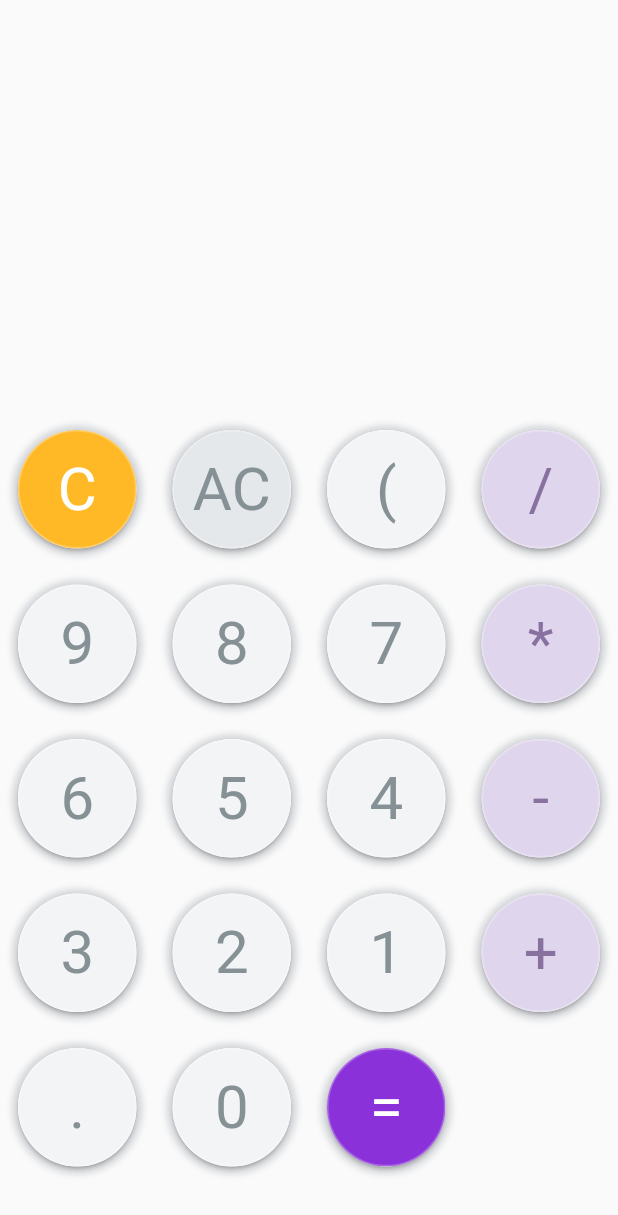
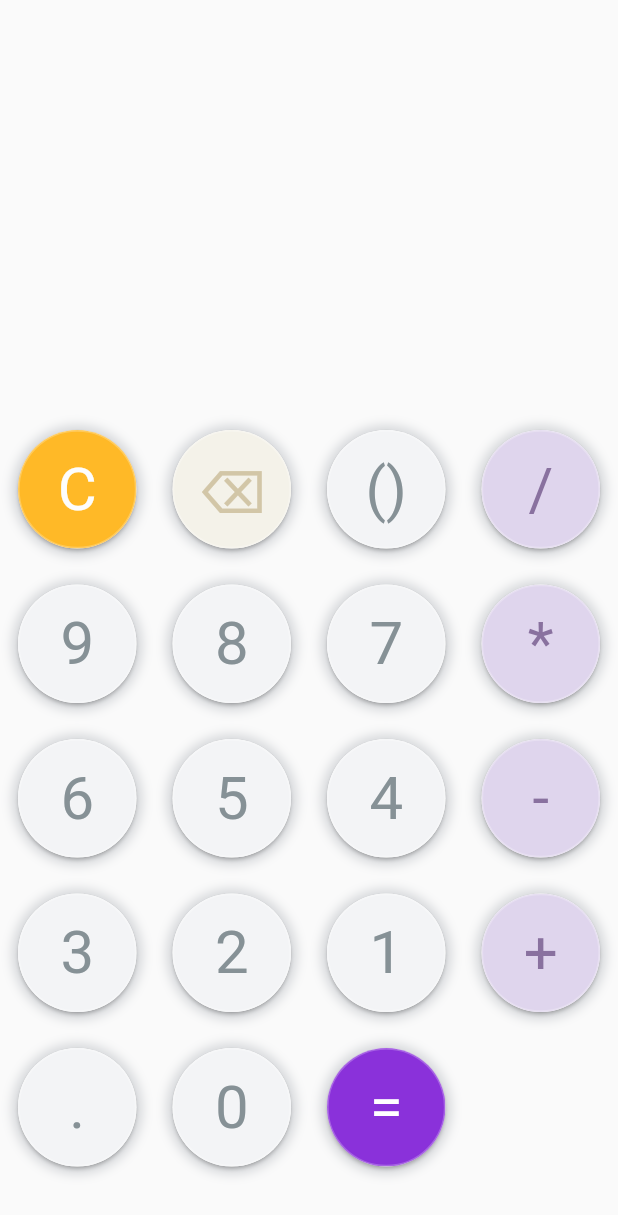
Before and after one commit to VivekTigerDev/Calculator, a Flutter app: the screen it shows after launch, on a phone screen of 412 x 824 dp. Shown: the top 1215 px of the screen. Run offline on Flutter 3.47's test engine with Material 2 defaults, Android fonts, the phone set to English and light mode, and no system bars; our stand-ins replace math_expressions.

Commit message:
My First Changes

```diff
--- a/lib/calc_buttons.dart
+++ b/lib/calc_buttons.dart
@@ -8,6 +8,7 @@ class CalcButtons extends StatelessWidget {
   final textColor;
   final String buttonText;
   final buttonTapped;
+
   const CalcButtons({
     Key key,
     this.color,
@@ -28,7 +29,7 @@ class CalcButtons extends StatelessWidget {
               BoxShadow(
                 color: Color(0xFFD6D8DB),
                 spreadRadius: .1,
-                blurRadius: 3,
+                blurRadius: 5,
                 offset: Offset(0, 1),
               ),
             ],
--- a/lib/main.dart
+++ b/lib/main.dart
@@ -33,10 +33,11 @@ class Buttons extends StatefulWidget {
 class _ButtonsState extends State<Buttons> {
   var userInput = "";
   var userOutput = "";
+  //Array of button
   final List<String> buttons = [
     "C",
-    "AC",
-    "(",
+    "⌫",
+    "()",
     "/",
     "9",
     "8",
@@ -53,7 +54,7 @@ class _ButtonsState extends State<Buttons> {
     ".",
     "0",
     "=",
-  ];
+  ]; //⌫
 
   @override
   Widget build(BuildContext context) {
@@ -70,6 +71,7 @@ class _ButtonsState extends State<Buttons> {
                     SizedBox(
                       height: 20.0,
                     ),
+
                     // This Container Is Used For Input
                     Container(
                       padding: EdgeInsets.all(10.0),
@@ -82,6 +84,7 @@ class _ButtonsState extends State<Buttons> {
                             fontWeight: FontWeight.bold),
                       ),
                     ),
+
                     //This Container Is Used For Output
                     Container(
                       padding: EdgeInsets.all(10.0),
@@ -106,7 +109,7 @@ class _ButtonsState extends State<Buttons> {
                   gridDelegate: (SliverGridDelegateWithFixedCrossAxisCount(
                       crossAxisCount: 4)),
                   itemBuilder: (BuildContext context, int index) {
-                    // This Statement Used For Clear Button
+                    // This Statement For Clear Button
                     if (index == 0) {
                       return CalcButtons(
                         buttonTapped: () {
@@ -118,7 +121,8 @@ class _ButtonsState extends State<Buttons> {
                         color: Color(0xFFFFB927),
                         textColor: Color(0xFFFDFDFC),
                       );
-                      // This Statement Used For Delete Button
+
+                      // This Statement Used For Delete (⌫) Button
                     } else if (index == 1) {
                       return CalcButtons(
                         buttonTapped: () {
@@ -129,14 +133,14 @@ class _ButtonsState extends State<Buttons> {
                           });
                         },
                         buttonText: buttons[index],
-                        color: Color(0xFFE4E8EA),
-                        textColor: Color(0xFF869196),
+                        color: Color(0xFFF4F2E9),
+                        textColor: Color(0xFFD2C6A7),
                       );
                     }
+
                     // Equal Button
                     else if (index == buttons.length - 1) {
-                      return SizedBox(
-                        child: CalcButtons(
+                      return CalcButtons(
                         buttonTapped: () {
                           setState(() {
                             equalPressed();
@@ -145,21 +149,24 @@ class _ButtonsState extends State<Buttons> {
                         buttonText: buttons[index],
                         color: Color(0xFF8A31DA),
                         textColor: Colors.white,
-                        ),
                       );
                     }
 
-                    // This Statement Used For parenthesis()
-                    else if (index == 1) {
+                    // This Statement Used For Parentheses Button
+                    else if (index == buttons.length - 1) {
                       return CalcButtons(
                         buttonTapped: () {
                           setState(() {
-                            // parenthesisPressed();
+                            userInput = userInput + buttons[index];
                           });
                         },
+                        buttonText: buttons[index],
+                        color: Color(0xFFF4F2E9),
+                        textColor: Color(0xFFD2C6A7),
                       );
                     }
-                    // This Statement Used For Reset
+
+                    // Other Buttons
                     else {
                       return CalcButtons(
                         buttonTapped: () {
@@ -167,7 +174,8 @@ class _ButtonsState extends State<Buttons> {
                             userInput = userInput + buttons[index];
                           });
                         },
-                        // Number Buttons
+
+                        // Number Buttons Colors
                         buttonText: buttons[index],
                         color: isOperator(buttons[index])
                             ? Color(0xFFDFD5ED)
@@ -189,7 +197,7 @@ class _ButtonsState extends State<Buttons> {
 
 //The Boolean Statement Used For Different The Colors (/),(%)Button From Other Operators
   bool isOperator(String x) {
-    if (x == "/" || x == "*" || x == "-" || x == "+") {
+    if (x == "/" || x == "*" || x == "-" || x == "+" || x == "(" || x == ")") {
       return true;
     }
     return false;
@@ -198,6 +206,7 @@ class _ButtonsState extends State<Buttons> {
 //This Void Statement Used For (=) Button
   void equalPressed() {
     String finalInput = userInput;
+    //(*) Means The Last Element Is Repaeted Zero(0) or More Time
     finalInput = finalInput.replaceAll("x", "*");
     Parser p = Parser();
     Expression exp = p.parse(finalInput);
@@ -206,14 +215,15 @@ class _ButtonsState extends State<Buttons> {
     userOutput = eval.toString();
   }
 
-// //This Void Statement Used For Percentage Button
-//   void percentagePressed() {
-//     String finalInput = userInput;
-//     finalInput = finalInput.substring(userInput.length - 1);
-//     Parser p = Parser();
-//     Expression exp = p.parse(finalInput);
-//     ContextModel cm = ContextModel();
-//     double eval = exp.evaluate(EvaluationType.REAL, cm);
-//     userOutput = eval.toString();
-//   }
+//This Void Statement Used For "()" Button
+  void parenthesesPressed() {
+    String finalInput = userInput;
+    //(*) Means The Last Element Is Repaeted Zero(0) or More Time
+    finalInput = finalInput.replaceAll("x", "*");
+    Parser p = Parser();
+    Expression exp = p.parse(finalInput);
+    ContextModel cm = ContextModel();
+    double eval = exp.evaluate(EvaluationType.REAL, cm);
+    userOutput = eval.toString();
   }
+}
```
Lines whose indentation alone changed are shown as unchanged.
